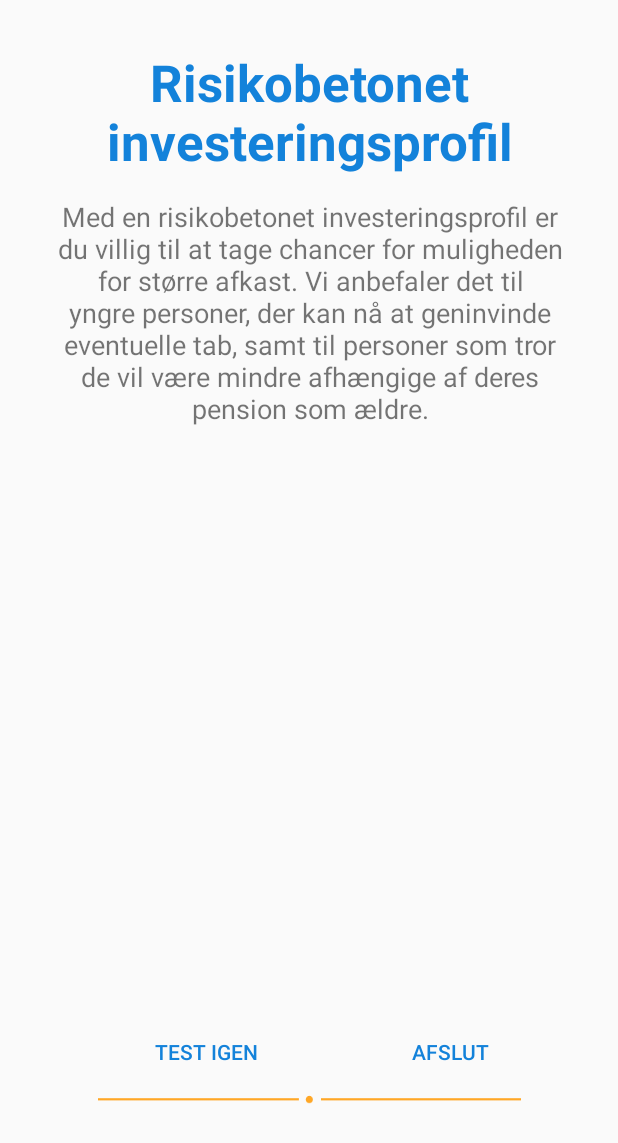
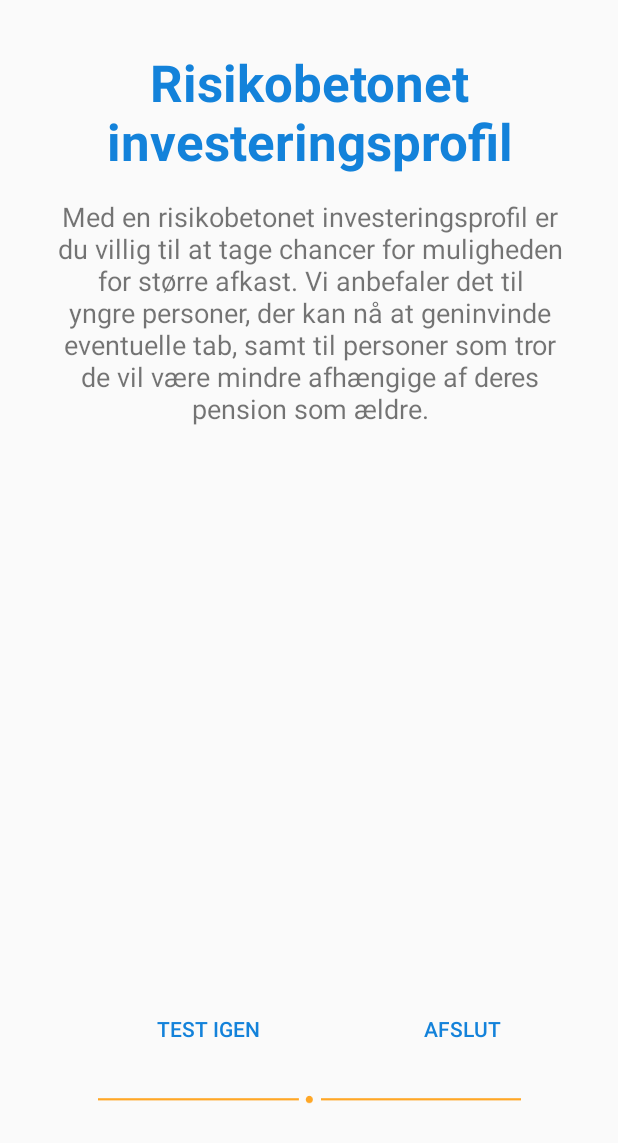
Before and after one commit to s147300/final_pensionconsult, an Android app: the TestResult screen opened directly, with no data from a screen before it, on a phone screen of 412 x 824 dp. Shown: the top 1143 px of the screen. Run offline under Robolectric (Android 15) with nearby library versions, the phone set to English and light mode, and no system bars; our stand-ins replace Firebase (no records; nobody signed in at launch, a user with empty details on screens opened directly); 1 statement that could not run was skipped.

Commit message:
crash fix, design updates.

```diff
--- a/app/src/main/java/com/example/jonathanlarsen/pensionconsultmainpage/TestQuestions.java
+++ b/app/src/main/java/com/example/jonathanlarsen/pensionconsultmainpage/TestQuestions.java
@@ -60,8 +60,9 @@ public class TestQuestions extends AppCompatActivity implements View.OnClickList
         bar.setMax(4);
         bar.setProgress(i);
 
+
+        setChoices();
         setQuestion();
-        setChoices();
 
         RadioGroup rdgrp = (RadioGroup) findViewById(R.id.radioGroup3);
         rdgrp.setOnCheckedChangeListener(new RadioGroup.OnCheckedChangeListener()
@@ -163,9 +164,9 @@ public class TestQuestions extends AppCompatActivity implements View.OnClickList
         }
     }
     private void update(){
+        removeOldChoices();
         bar.setProgress(i);
         setQuestion();
-        removeOldChoices();
         setChoices();
     }
     private double sum(){ //summerer vores array med værdier, så vi kan videresende den endelig værdi til evaluering.
--- a/app/src/main/res/layout/activity_test_result.xml
+++ b/app/src/main/res/layout/activity_test_result.xml
@@ -49,7 +49,7 @@
         style="@style/Widget.AppCompat.Button.Borderless"
         android:layout_width="wrap_content"
         android:layout_height="wrap_content"
-        android:layout_marginBottom="24dp"
+        android:layout_marginBottom="8dp"
         android:layout_marginEnd="8dp"
         android:layout_marginStart="8dp"
         android:layout_marginTop="8dp"
@@ -59,18 +59,18 @@
         android:theme="@style/primaryButtons"
         app:layout_constraintBottom_toBottomOf="@+id/imageView2"
         app:layout_constraintEnd_toStartOf="@+id/endButt"
-        app:layout_constraintHorizontal_bias="0.567"
+        app:layout_constraintHorizontal_bias="0.543"
         app:layout_constraintStart_toStartOf="parent"
         app:layout_constraintTop_toBottomOf="@+id/resultText"
-        app:layout_constraintVertical_bias="1.0" />
+        app:layout_constraintVertical_bias="0.921" />
 
     <Button
         android:id="@+id/endButt"
         style="@style/Widget.AppCompat.Button.Borderless"
         android:layout_width="wrap_content"
         android:layout_height="wrap_content"
-        android:layout_marginBottom="24dp"
-        android:layout_marginEnd="68dp"
+        android:layout_marginBottom="8dp"
+        android:layout_marginEnd="60dp"
         android:layout_marginTop="8dp"
         android:text="AfSlut"
         android:textAlignment="center"
@@ -79,12 +79,12 @@
         app:layout_constraintBottom_toBottomOf="@+id/imageView2"
         app:layout_constraintEnd_toEndOf="parent"
         app:layout_constraintTop_toBottomOf="@+id/resultText"
-        app:layout_constraintVertical_bias="1.0" />
+        app:layout_constraintVertical_bias="0.921" />
 
     <ImageView
         android:id="@+id/imageView2"
         android:layout_width="286dp"
-        android:layout_height="wrap_content"
+        android:layout_height="33dp"
         android:layout_marginBottom="8dp"
         android:layout_marginEnd="8dp"
         android:layout_marginStart="8dp"
@@ -95,4 +95,25 @@
         app:layout_constraintTop_toTopOf="parent"
         app:layout_constraintVertical_bias="0.914"
         app:srcCompat="@drawable/sojle" />
+
+    <android.support.constraint.Guideline
+        android:id="@+id/guideline2"
+        android:layout_width="wrap_content"
+        android:layout_height="wrap_content"
+        android:orientation="horizontal"
+        app:layout_constraintGuide_begin="20dp" />
+
+    <android.support.constraint.Guideline
+        android:id="@+id/guideline3"
+        android:layout_width="wrap_content"
+        android:layout_height="wrap_content"
+        android:orientation="horizontal"
+        app:layout_constraintGuide_begin="20dp" />
+
+    <android.support.constraint.Guideline
+        android:id="@+id/guideline4"
+        android:layout_width="wrap_content"
+        android:layout_height="wrap_content"
+        android:orientation="vertical"
+        app:layout_constraintGuide_begin="20dp" />
 </android.support.constraint.ConstraintLayout>
--- a/app/src/main/res/values/strings.xml
+++ b/app/src/main/res/values/strings.xml
@@ -33,7 +33,7 @@
         ]]>
         </string>
 
-    <string name="FP_text">Hos PensionConsult står vi for uvildig rådgivning i forhold til din pension. Vi skræddersyer en pensionsløsning specielt til dig, så du kan få mest mulig ro i sindet når det kommer til din pension.\n\nEt af værktøjerne vi bruger til at hjælpe dig er vores invisteringsprofil-test, som fortæller os lidt om de værdier du går ind i din pensionsopsparing med.</string>
+    <string name="FP_text">Hos PensionConsult står vi for uvildig rådgivning i forhold til din pension. Vi skræddersyer en pensionsløsning specielt til dig, så du kan få mest mulig ro i sindet når det kommer til din pension.\n\nEt af værktøjerne vi bruger til at hjælpe dig er vores invisteringsprofil-test, som fortæller os lidt om de værdier du går til din pensionsopsparing med.</string>
 
     <string name="Ok_text">Ok</string>
 
```
Also changed, not shown: app/src/main/res/layout/activity_test_questions.xml (+12 -8 lines), app/src/main/res/layout/fragment_home.xml (+5 -6 lines), app/src/main/res/drawable-xxhdpi/home.png (renamed from app/src/main/res/drawable/home.png).
